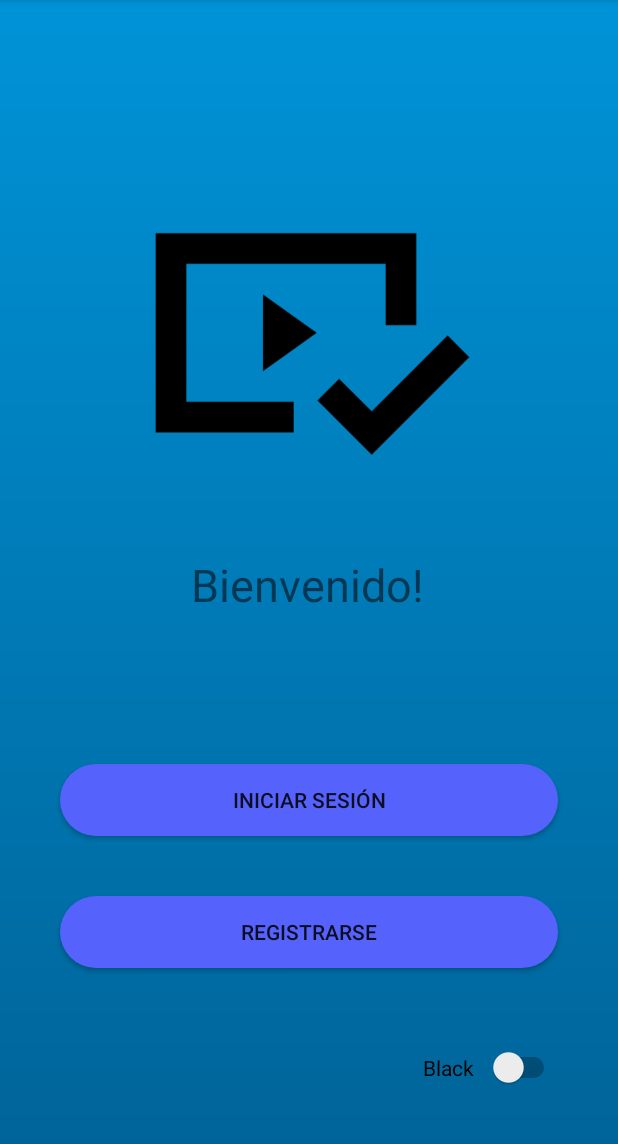
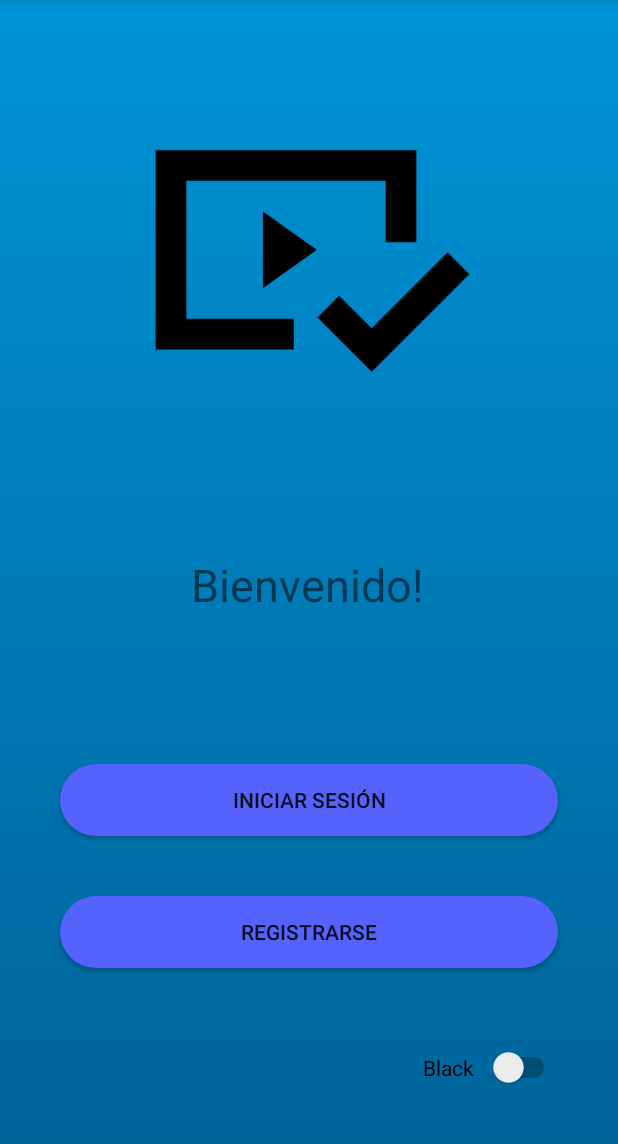
Before and after one commit to SirCrewete/DamPlayerApplication, an Android app: the screen it shows after launch (MainActivity), on a phone screen of 412 x 824 dp, the part 84-1228 px from its top. Run offline under Robolectric (Android 15) with nearby library versions, the phone set to English and light mode, and no system bars.

Commit message:
errores solucionados

```diff
--- a/app/src/main/res/layout/activity_main.xml
+++ b/app/src/main/res/layout/activity_main.xml
@@ -6,6 +6,17 @@
     android:layout_height="match_parent"
     android:background="@drawable/gradient"
     tools:context=".MainActivity">
+
+    <ImageView
+        android:id="@+id/imageView3"
+        android:layout_width="245dp"
+        android:layout_height="343dp"
+        app:layout_constraintBottom_toBottomOf="parent"
+        app:layout_constraintEnd_toEndOf="parent"
+        app:layout_constraintStart_toStartOf="parent"
+        app:layout_constraintTop_toTopOf="parent"
+        app:layout_constraintVertical_bias="0.0"
+        app:srcCompat="@drawable/foto_portada" />
 
     <TextView
         android:id="@+id/textView"
@@ -61,14 +72,5 @@
         app:layout_constraintTop_toBottomOf="@+id/button2"
         app:layout_constraintVertical_bias="0.56" />
 
-    <ImageView
-        android:id="@+id/imageView3"
-        android:layout_width="245dp"
-        android:layout_height="343dp"
-        app:layout_constraintBottom_toBottomOf="parent"
-        app:layout_constraintEnd_toEndOf="parent"
-        app:layout_constraintStart_toStartOf="parent"
-        app:layout_constraintTop_toTopOf="parent"
-        app:layout_constraintVertical_bias="0.13"
-        app:srcCompat="@drawable/foto_portada" />
+
 </androidx.constraintlayout.widget.ConstraintLayout>
--- /dev/null
+++ b/app/src/main/res/values/integers.xml
@@ -0,0 +1,4 @@
+<?xml version="1.0" encoding="utf-8"?>
+<resources>
+    <integer name="time_duration_max" />
+</resources>
```
Also changed, not shown: app/src/main/java/com/example/reproductormusicaapp/BaseDeDatos.java (+0 -7 lines), app/src/main/java/com/example/reproductormusicaapp/MainActivity.java (+6 -6 lines), app/src/main/res/anim/slide_in_bottom.xml (added, +10 -0 lines), app/src/main/res/anim/slide_out_bottom.xml (added, +9 -0 lines).
